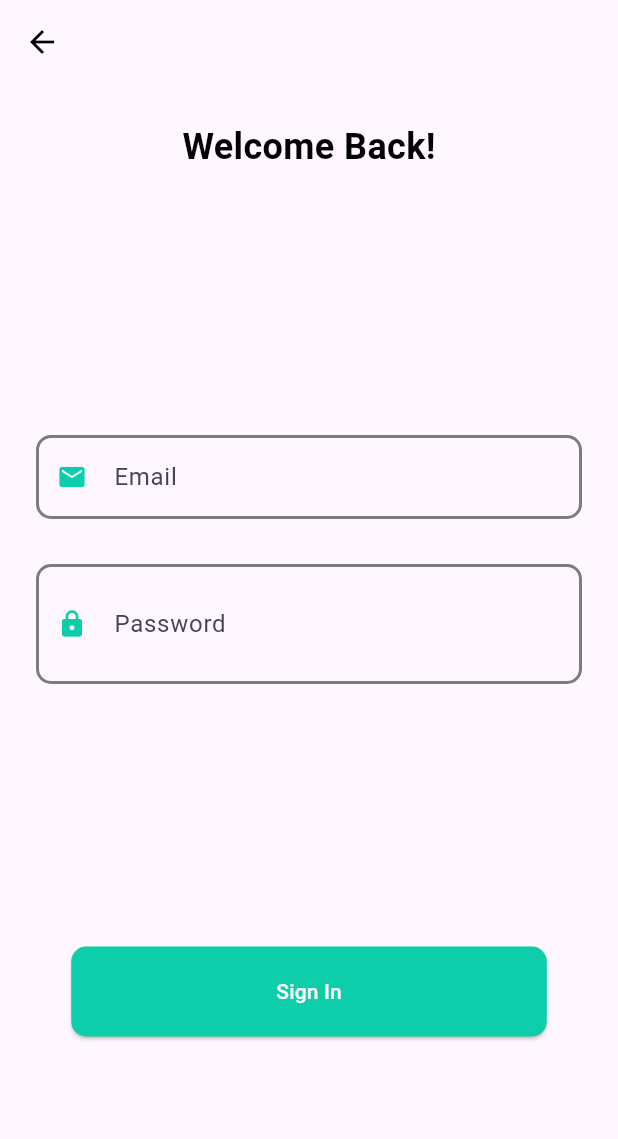
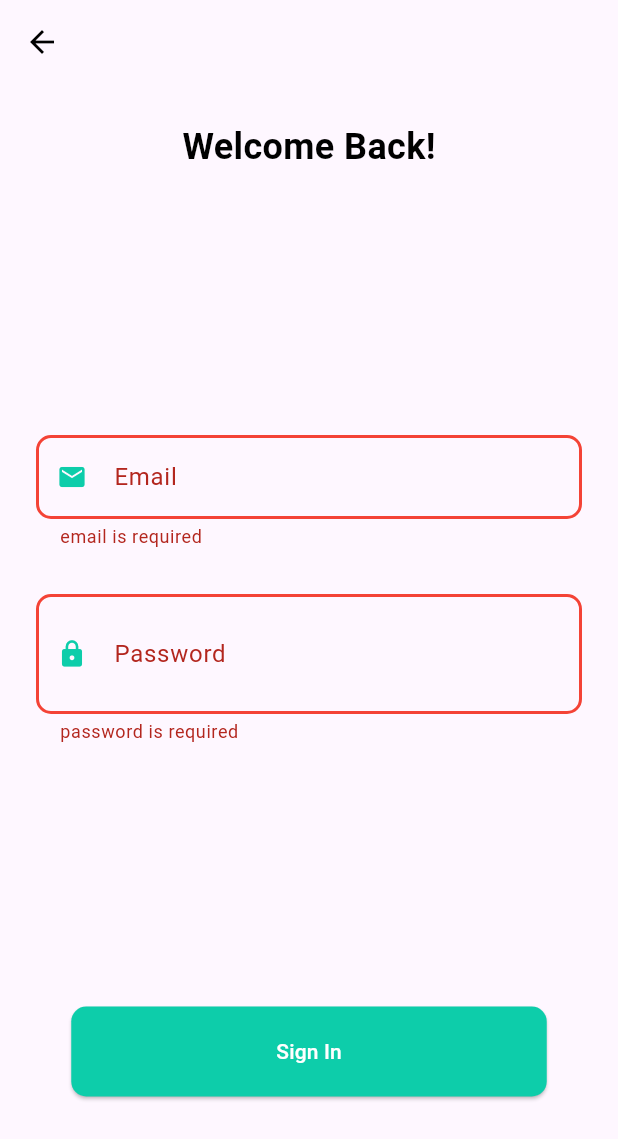
Before and after one commit to rihem435/cours-soir, a Flutter app: the SignInScreen screen opened directly, after a tap on "Sign In", on a phone screen of 412 x 824 dp. Shown: the top 1139 px of the screen. Run offline on Flutter 3.47's test engine with Material 3 defaults, Android fonts, the phone set to English and light mode, and no system bars.

Commit message:
add app_input_text, app_regex, modifie in singin_screen

```diff
--- /dev/null
+++ b/lib/core/helpers/app_regex.dart
@@ -0,0 +1,36 @@
+class AppRegex {
+  static bool isEmailValid(String email) {
+    return RegExp(r'^.+@[a-zA-Z]+\.{1}[a-zA-Z]+(\.{0,1}[a-zA-Z]+)$')
+        .hasMatch(email);
+  }
+
+  static bool isPasswordValid(String password) {
+    return RegExp(
+            r"^(?=.*[a-z])(?=.*[A-Z])(?=.*\d)(?=.*[@$!%*?&])[A-Za-z\d@$!%*?&]{8,}$")
+        .hasMatch(password);
+  }
+
+  static bool isPhoneNumberValid(String value) {
+    return RegExp(r'/^\(?(\d{3})\)?[- ]?(\d{3})[- ]?(\d{4})$/').hasMatch(value);
+  }
+
+  static bool hasLowerCase(String password) {
+    return RegExp(r'^(?=.*[a-z])').hasMatch(password);
+  }
+
+  static bool hasUpperCase(String password) {
+    return RegExp(r'^(?=.*[A-Z])').hasMatch(password);
+  }
+
+  static bool hasNumber(String password) {
+    return RegExp(r'^(?=.*?[0-9])').hasMatch(password);
+  }
+
+  static bool hasSpecialCharacter(String password) {
+    return RegExp(r'^(?=.*?[#?!@$%^&*-])').hasMatch(password);
+  }
+
+  static bool hasMinLength(String password) {
+    return RegExp(r'^(?=.{8,})').hasMatch(password);
+  }
+}
--- /dev/null
+++ b/lib/core/widgets/app_input_text.dart
@@ -0,0 +1,88 @@
+import 'package:app/core/theme/app_colors.dart';
+import 'package:flutter/material.dart';
+
+class AppInputText extends StatelessWidget {
+  final String? label;
+  final String? hintText;
+  final InputBorder? enabledBorder;
+  final InputBorder? focusedBorder;
+  final InputBorder? errorBorder;
+  final IconData? prefixIcon;
+  final bool? obscureText;
+  final TextEditingController? controller;
+  final String? Function(String?)? validator;
+  final Widget? suffix;
+  const AppInputText(
+      {Key? key,
+      this.label,
+      this.hintText,
+      this.enabledBorder,
+      this.focusedBorder,
+      this.errorBorder,
+      this.prefixIcon,
+      this.obscureText,
+      this.controller,
+      this.validator,
+      this.suffix})
+      : super(key: key);
+
+  @override
+  Widget build(BuildContext context) {
+    return TextFormField(
+      decoration: InputDecoration(
+        label: Text(
+          label!,
+        ),
+        hintText: hintText,
+        hintStyle: TextStyle(
+          color: AppColors.greyColor,
+        ),
+        enabledBorder: enabledBorder ??
+            OutlineInputBorder(
+              borderRadius: BorderRadius.all(
+                Radius.circular(
+                  10,
+                ),
+              ),
+              borderSide: BorderSide(
+                color: AppColors.greyColor,
+                width: 2,
+              ),
+            ),
+        focusedBorder: focusedBorder ??
+            OutlineInputBorder(
+              borderRadius: BorderRadius.all(
+                Radius.circular(
+                  10,
+                ),
+              ),
+              borderSide: BorderSide(
+                color: AppColors.greyColor,
+                width: 2,
+              ),
+            ),
+        errorBorder: errorBorder ??
+            OutlineInputBorder(
+              borderRadius: BorderRadius.all(
+                Radius.circular(
+                  10,
+                ),
+              ),
+              borderSide: BorderSide(
+                color: AppColors.redColor,
+                width: 2,
+              ),
+            ),
+        prefixIcon: Icon(
+          prefixIcon,
+          color: AppColors.primaryColor,
+          size: 20,
+        ),
+        suffix: suffix,
+      ),
+      obscureText: obscureText ?? false,
+      controller: controller,
+      validator: validator,
+    );
+  }
+}
--- a/lib/screen/sign_in_screen.dart
+++ b/lib/screen/sign_in_screen.dart
@@ -1,6 +1,8 @@
+import 'package:app/core/helpers/app_regex.dart';
 import 'package:app/core/theme/app_colors.dart';
 import 'package:app/core/theme/styles.dart';
 import 'package:app/core/widgets/app_button.dart';
+import 'package:app/core/widgets/app_input_text.dart';
 import 'package:flutter/material.dart';
 
 class SignInScreen extends StatefulWidget {
@@ -11,6 +13,11 @@ class SignInScreen extends StatefulWidget {
 class _SignInScreenState extends State<SignInScreen> {
   bool obscureText = true;
 
+  TextEditingController? emailController;
+  TextEditingController? passwordController;
+
+  GlobalKey<FormState> keyForm = GlobalKey<FormState>();
+
   void showPassword() {
     //point ! not
     setState(() {
@@ -18,6 +25,13 @@ class _SignInScreenState extends State<SignInScreen> {
     });
 
     print("obscuretext $obscureText");
+  }
+
+  @override
+  void initState() {
+    emailController = TextEditingController();
+    passwordController = TextEditingController();
+    super.initState();
   }
 
   @override
@@ -41,115 +55,43 @@ class _SignInScreenState extends State<SignInScreen> {
             horizontal: 24.0,
             vertical: 25,
           ),
+          child: Form(
+            key: keyForm,
             child: Column(
               children: [
                 Text(
                   "Welcome Back!",
                   style: TextStyles.font24BlackBold,
                 ),
-              SizedBox(
+                const SizedBox(
                   height: 175,
                 ),
-              TextFormField(
-                decoration: const InputDecoration(
-                  label: Text(
-                    'Email',
+
+                /************************************app_input_tet */
+                AppInputText(
+                  label: 'Email',
+                  hintText: "name@example.com",
+                  prefixIcon: Icons.email,
+                  controller: emailController,
+                  validator: (value) {
+                    if (value!.isEmpty) {
+                      return "email is required";
+                    } else if (!AppRegex.isEmailValid(value)) {
+                      return "Invalid email";
+                    }
+                    return null;
+                  },
                 ),
-                  hintText: "name@example.com",
-                  hintStyle: TextStyle(
-                    color: AppColors.greyColor,
-                  ),
-                  enabledBorder: OutlineInputBorder(
-                    borderRadius: BorderRadius.all(
-                      Radius.circular(
-                        10,
-                      ),
-                    ),
-                    borderSide: BorderSide(
-                      color: AppColors.greyColor,
-                      width: 2,
-                    ),
-                  ),
-                  focusedBorder: OutlineInputBorder(
-                    borderRadius: BorderRadius.all(
-                      Radius.circular(
-                        10,
-                      ),
-                    ),
-                    borderSide: BorderSide(
-                      color: AppColors.greyColor,
-                      width: 2,
-                    ),
-                  ),
-                  errorBorder: OutlineInputBorder(
-                    borderRadius: BorderRadius.all(
-                      Radius.circular(
-                        10,
-                      ),
-                    ),
-                    borderSide: BorderSide(
-                      color: AppColors.redColor,
-                      width: 2,
-                    ),
-                  ),
-                  prefixIcon: Icon(
-                    Icons.email,
-                    color: AppColors.primaryColor,
-                    size: 20,
-                  ),
-                ),
-                obscureText: false,
-              ),
+                /************************************app_input_tet */
+
                 SizedBox(
                   height: 30,
                 ),
-              TextFormField(
-                decoration: InputDecoration(
-                  label: Text(
-                    'Password',
-                  ),
+                /************************************app_input_tet */
+                AppInputText(
+                  label: 'Password',
                   hintText: "*********",
-                  hintStyle: TextStyle(
-                    color: AppColors.greyColor,
-                  ),
-                  enabledBorder: OutlineInputBorder(
-                    borderRadius: BorderRadius.all(
-                      Radius.circular(
-                        10,
-                      ),
-                    ),
-                    borderSide: BorderSide(
-                      color: AppColors.greyColor,
-                      width: 2,
-                    ),
-                  ),
-                  focusedBorder: OutlineInputBorder(
-                    borderRadius: BorderRadius.all(
-                      Radius.circular(
-                        10,
-                      ),
-                    ),
-                    borderSide: BorderSide(
-                      color: AppColors.greyColor,
-                      width: 2,
-                    ),
-                  ),
-                  errorBorder: OutlineInputBorder(
-                    borderRadius: BorderRadius.all(
-                      Radius.circular(
-                        10,
-                      ),
-                    ),
-                    borderSide: BorderSide(
-                      color: AppColors.redColor,
-                      width: 2,
-                    ),
-                  ),
-                  prefixIcon: Icon(
-                    Icons.lock,
-                    color: AppColors.primaryColor,
-                    size: 20,
-                  ),
+                  prefixIcon: Icons.lock,
                   suffix: IconButton(
                     onPressed: () {
                       showPassword();
@@ -163,26 +105,36 @@ class _SignInScreenState extends State<SignInScreen> {
                       size: 20,
                     ),
                   ),
+                  obscureText: obscureText,
+                  controller: passwordController,
+                  validator: (value) {
+                    if (value!.isEmpty) {
+                      return "password is required";
+                    }
+                    return null;
+                  },
                 ),
-                obscureText: obscureText,
-              ),
+                /************************************app_input_tet */
+
                 SizedBox(
                   height: 175,
                 ),
                 AppButton(
                   text: Text("Sign In"),
                   onPressed: () {
-                  Navigator.of(context).push(
-                    MaterialPageRoute(
-                      builder: (context) => SignInScreen(),
-                    ),
-                  );
+                    print('email: $emailController');
+                    print('email ====${emailController!.text}');
+
+                    if (keyForm.currentState!.validate()) {
+                      print("form valide");
+                    }
                   },
                 )
               ],
             ),
           ),
         ),
+      ),
     );
   }
 }
```
Lines whose indentation alone changed are shown as unchanged.
